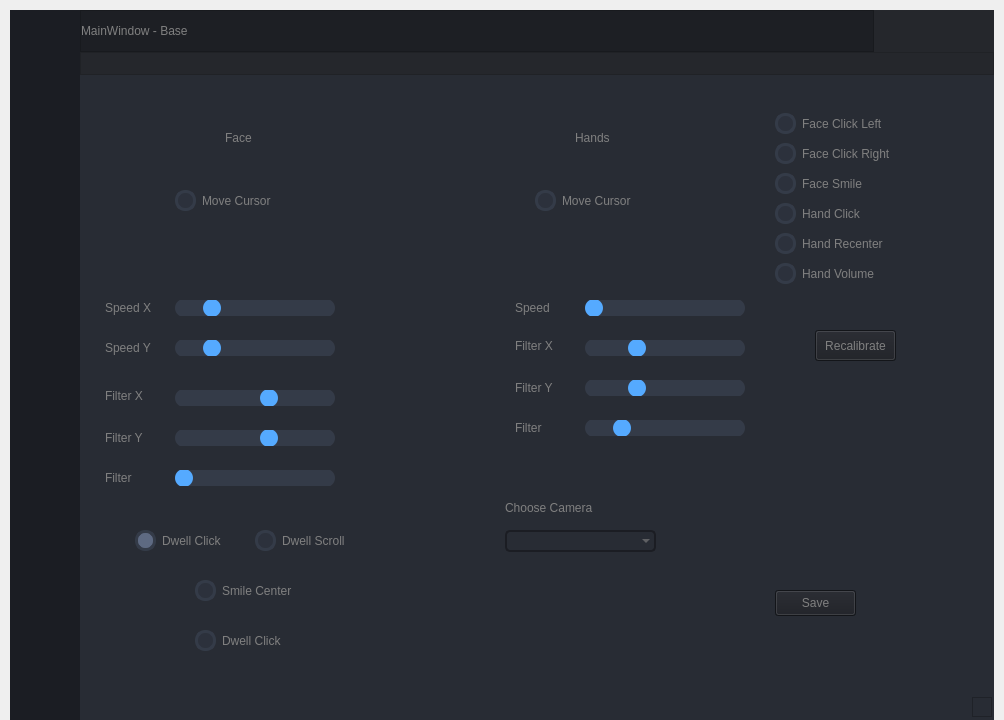
This is ui/main_imbunatatit.ui in Radu101199/CamControl-Controlul-Gestual-al-Dispozitivelor as Qt 5 draws it before an edit. The edited form follows.
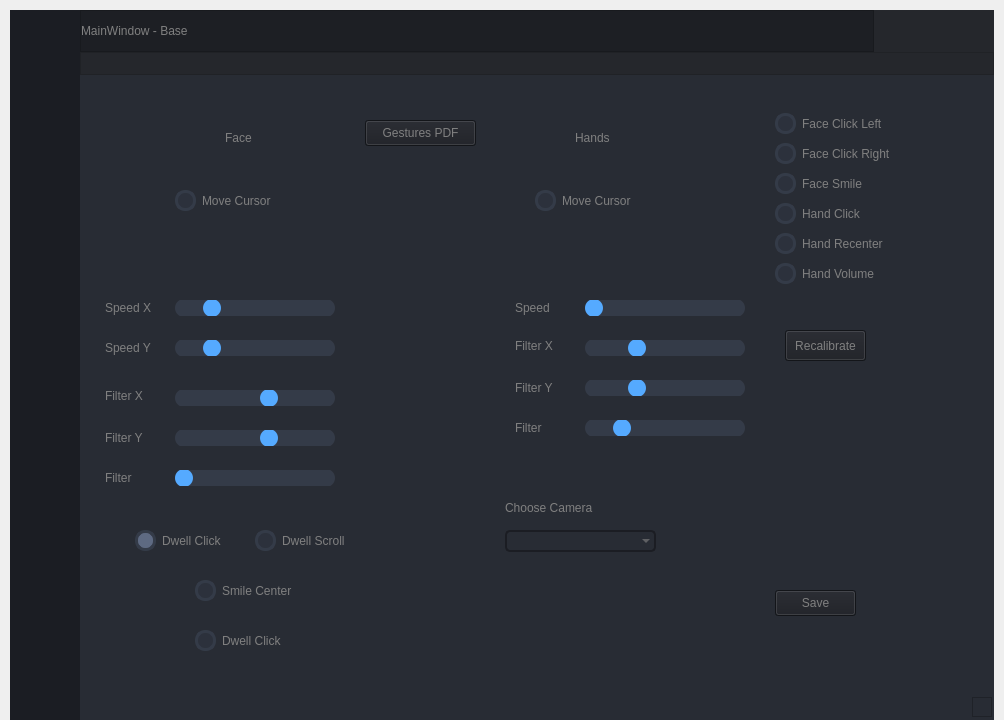
This is the edited form. Icons and pictures are not drawn.

Diff of the .ui file:
```diff
--- a/ui/main_imbunatatit.ui
+++ b/ui/main_imbunatatit.ui
@@ -1541,7 +1541,7 @@
                    <widget class="QPushButton" name="btn_recalibrate">
                     <property name="geometry">
                      <rect>
-                      <x>730</x>
+                      <x>700</x>
                       <y>250</y>
                       <width>81</width>
                       <height>31</height>
@@ -1619,6 +1619,32 @@
                      <string>Choose Camera</string>
                     </property>
                    </widget>
+                   <widget class="QPushButton" name="btn_pdf">
+                    <property name="geometry">
+                     <rect>
+                      <x>280</x>
+                      <y>40</y>
+                      <width>111</width>
+                      <height>26</height>
+                     </rect>
+                    </property>
+                    <property name="styleSheet">
+                     <string notr="true">QPushButton{ background-color: rgb(27, 29, 35);
+						color: gray;
+}
+QPushButton:hover {
+        background-color: rgb(33, 37, 43);
+        
+    }
+    QPushButton:pressed {
+        background-color: rgb(85, 170, 255);
+        
+    }</string>
+                    </property>
+                    <property name="text">
+                     <string>Gestures PDF</string>
+                    </property>
+                   </widget>
                   </widget>
                  </widget>
                 </item>
```
